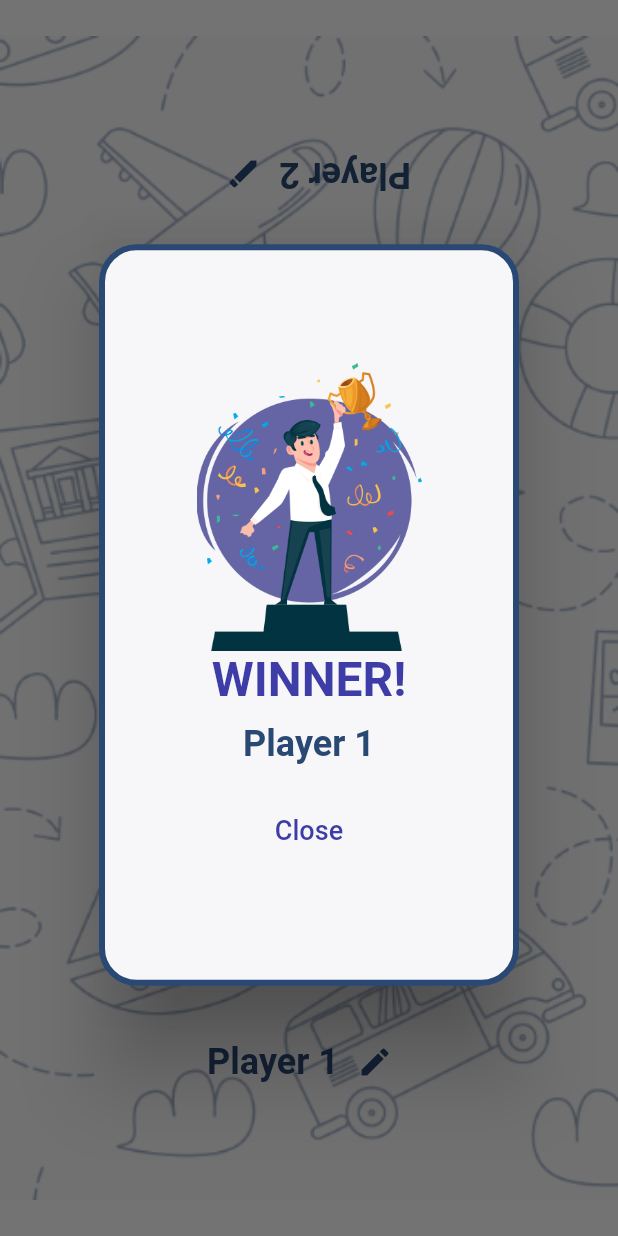
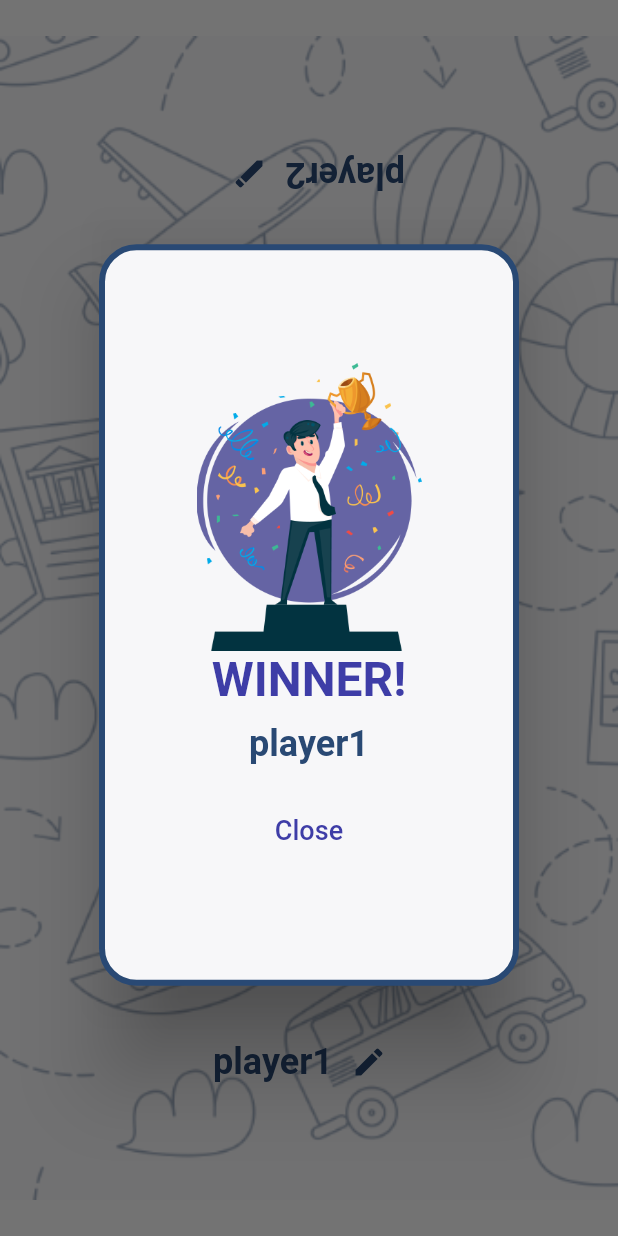
Before and after one commit to ParmarTarun/Chidiya-udd, a Flutter app: the GameScreen screen opened directly, after a tap on "Go!", after a tap on "END", on a phone screen of 412 x 824 dp. Run offline on Flutter 3.47's test engine with Material 2 defaults, Android fonts, the phone set to English and light mode, and no system bars; our stand-ins replace confetti, percent_indicator.

Commit message:
created list of players, implimented locking

```diff
--- a/lib/Screens/GameScreen.dart
+++ b/lib/Screens/GameScreen.dart
@@ -3,6 +3,7 @@ import 'dart:math';
 import 'package:ChidiyaUdd/Widgets/Bar.dart';
 import 'package:ChidiyaUdd/Widgets/WinnerModal.dart';
 import 'package:ChidiyaUdd/utils/Constants.dart';
+import 'package:ChidiyaUdd/utils/Words.dart';
 import 'package:flutter/material.dart';
 
 class GameScreen extends StatefulWidget {
@@ -12,25 +13,12 @@ class GameScreen extends StatefulWidget {
 
 class _GameScreenState extends State<GameScreen> {
   bool _gameBegan = false;
-  String player1 = "Player 1";
-  String player2 = "Player 2";
+  List _players = [
+    {"id": 1, "name": "player1", "score": 0, "lock": false},
+    {"id": 2, "name": "player2", "score": 0, "lock": false}
+  ];
   String _word = "Ready ?";
-  List<String> _words = [
-    "1",
-    "2",
-    "3",
-    "4",
-    "5",
-    "6",
-    "7",
-    "8",
-    "9",
-    "10",
-    "11",
-    "12",
-    "13",
-    "14"
-  ];
+  List _words = Words.words;
   Timer _timer;
   TextEditingController controller1;
   TextEditingController controller2;
@@ -38,32 +26,21 @@ class _GameScreenState extends State<GameScreen> {
   @override
   void initState() {
     super.initState();
-    controller1 = TextEditingController(text: player1);
+    controller1 = TextEditingController(text: _players[0]["name"]);
     controller1.addListener(_controller1Listener);
-    controller2 = TextEditingController(text: player2);
+    controller2 = TextEditingController(text: _players[1]["name"]);
     controller2.addListener(_controller2Listener);
   }
 
   void _controller1Listener() {
     setState(() {
-      player1 = controller1.text;
+      _players[0]["name"] = controller1.text;
     });
   }
 
   void _controller2Listener() {
     setState(() {
-      player2 = controller2.text;
-    });
-  }
-
-  void _gameBegin() {
-    setState(() {
-      _gameBegan = true;
-    });
-    _timer = Timer.periodic(Duration(seconds: 3), (timer) {
-      setState(() {
-        _word = _words[Random().nextInt(_words.length)];
-      });
+      _players[1]["name"] = controller2.text;
     });
   }
 
@@ -95,13 +72,50 @@ class _GameScreenState extends State<GameScreen> {
     );
   }
 
-  void _endGame(player) {
+  void _releaseLocks() {
+    _players.forEach((player) {
+      player["lock"] = false;
+    });
+  }
+
+  void _gameBegin() {
+    setState(() {
+      _gameBegan = true;
+    });
+    _timer = Timer.periodic(Duration(seconds: 3), (timer) {
+      _releaseLocks();
+      var temp = _words[Random().nextInt(_words.length)];
+      setState(() {
+        _word=temp["word"];
+      });
+    });
+  }
+
+  void _tappedUp(int playerId) {
+    _players.forEach((player) {
+      if (player["id"] == playerId) {
+        player["lock"] = true;
+      }
+    });
+  }
+
+  String _calculatescore() {
+    int max = -1;
+    String winner;
+    _players.forEach((player) {
+      if (player["score"] > max) {
+        max = player["score"];
+        winner = player["name"];
+      }
+    });
+    return winner;
+  }
+
+  void _endGame() async {
     _timer.cancel();
+    String winnerName = _calculatescore();
     showDialog(
-        context: context,
-        builder: (_) => WinnerModal(
-              winnerName: player,
-            ));
+        context: context, builder: (_) => WinnerModal(winnerName: winnerName));
 
     setState(() {
       _gameBegan = false;
@@ -140,7 +154,7 @@ class _GameScreenState extends State<GameScreen> {
                   mainAxisAlignment: MainAxisAlignment.center,
                   children: <Widget>[
                     Text(
-                      player2,
+                      _players[1]["name"],
                       style: TextStyle(
                           color: Color(Colours.primaryColor),
                           fontSize: 24.0,
@@ -157,13 +171,20 @@ class _GameScreenState extends State<GameScreen> {
                   ],
                 ),
               ),
-              Container(
+              GestureDetector(
+                child: Container(
                   width: 75.0,
                   height: 75.0,
                   decoration: BoxDecoration(
                       shape: BoxShape.circle,
                       border: Border.all(
                           width: 3.0, color: Color(Colours.primaryColor))),
+                ),
+                onTapUp: (_) {
+                  if (_gameBegan && !_players[1]["lock"]) {
+                    _tappedUp(2);
+                  }
+                },
               ),
               Transform.rotate(
                 angle: pi,
@@ -201,7 +222,8 @@ class _GameScreenState extends State<GameScreen> {
                     fontSize: 34.0,
                     color: Color(Colours.primaryColor)),
               ),
-              Container(
+              GestureDetector(
+                child: Container(
                   width: 75.0,
                   height: 75.0,
                   decoration: BoxDecoration(
@@ -209,11 +231,17 @@ class _GameScreenState extends State<GameScreen> {
                       border: Border.all(
                           width: 3.0, color: Color(Colours.primaryColor))),
                 ),
+                onTapUp: (_) {
+                  if (_gameBegan && !_players[0]["lock"]) {
+                    _tappedUp(1);
+                  }
+                },
+              ),
               Row(
                 mainAxisAlignment: MainAxisAlignment.center,
                 children: <Widget>[
                   Text(
-                    player1,
+                    _players[0]["name"],
                     style: TextStyle(
                         color: Color(Colours.primaryColor),
                         fontSize: 24.0,
@@ -242,7 +270,7 @@ class _GameScreenState extends State<GameScreen> {
                 style: TextStyle(
                     color: Color(Colours.secondaryColor), fontSize: 20.0),
               ),
-              onPressed: () => _endGame(player1))
+              onPressed: () => _endGame())
           : null,
     );
   }
--- /dev/null
+++ b/lib/utils/Words.dart
@@ -0,0 +1,16 @@
+class Words{
+  static List words=[
+    {"word":"1", "val":1},
+    {"word":"2", "val":0},
+    {"word":"3", "val":1},
+    {"word":"4", "val":0},
+    {"word":"5", "val":1},
+    {"word":"6", "val":0},
+    {"word":"7", "val":1},
+    {"word":"8", "val":0},
+    {"word":"9", "val":1},
+    {"word":"10", "val":0},
+    {"word":"11", "val":1},
+    {"word":"12", "val":0},
+  ];
+}
```
Lines whose indentation alone changed are shown as unchanged.
